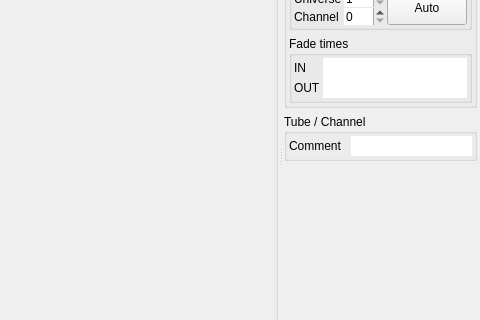
The window that StageRunner/gui/scenedeskwidget.ui (Pit1966/StageRunner) describes before a commit, drawn with Qt 5; both pictures show x 577 to 1057 and y 113 to 433 of the 1057 by 537 pixel window.
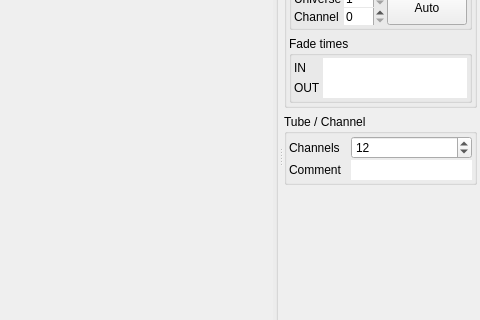
The same window after the commit. Icons and pictures are not drawn. Custom widgets are drawn as their Qt base class.

What changed in the file:
```diff
--- a/StageRunner/gui/scenedeskwidget.ui
+++ b/StageRunner/gui/scenedeskwidget.ui
@@ -358,20 +358,43 @@
           <property name="verticalSpacing">
            <number>1</number>
           </property>
-          <item row="0" column="0">
-           <widget class="QLabel" name="tubeCommentLabel">
-            <property name="text">
-             <string>Comment </string>
-            </property>
-           </widget>
-          </item>
-          <item row="0" column="1">
+          <property name="margin">
+           <number>2</number>
+          </property>
+          <item row="1" column="1">
            <widget class="PsLineEdit" name="tubeCommentEdit">
             <property name="frame">
              <bool>false</bool>
             </property>
            </widget>
           </item>
+          <item row="1" column="0">
+           <widget class="QLabel" name="tubeCommentLabel">
+            <property name="text">
+             <string>Comment </string>
+            </property>
+           </widget>
+          </item>
+          <item row="0" column="0">
+           <widget class="QLabel" name="channelsLabel">
+            <property name="text">
+             <string>Channels</string>
+            </property>
+           </widget>
+          </item>
+          <item row="0" column="1">
+           <widget class="QSpinBox" name="channelCountSpin">
+            <property name="minimum">
+             <number>2</number>
+            </property>
+            <property name="maximum">
+             <number>512</number>
+            </property>
+            <property name="value">
+             <number>12</number>
+            </property>
+           </widget>
+          </item>
          </layout>
         </widget>
        </item>
```
Left out of the diff: 68 changed lines with no effect on the pictures.
